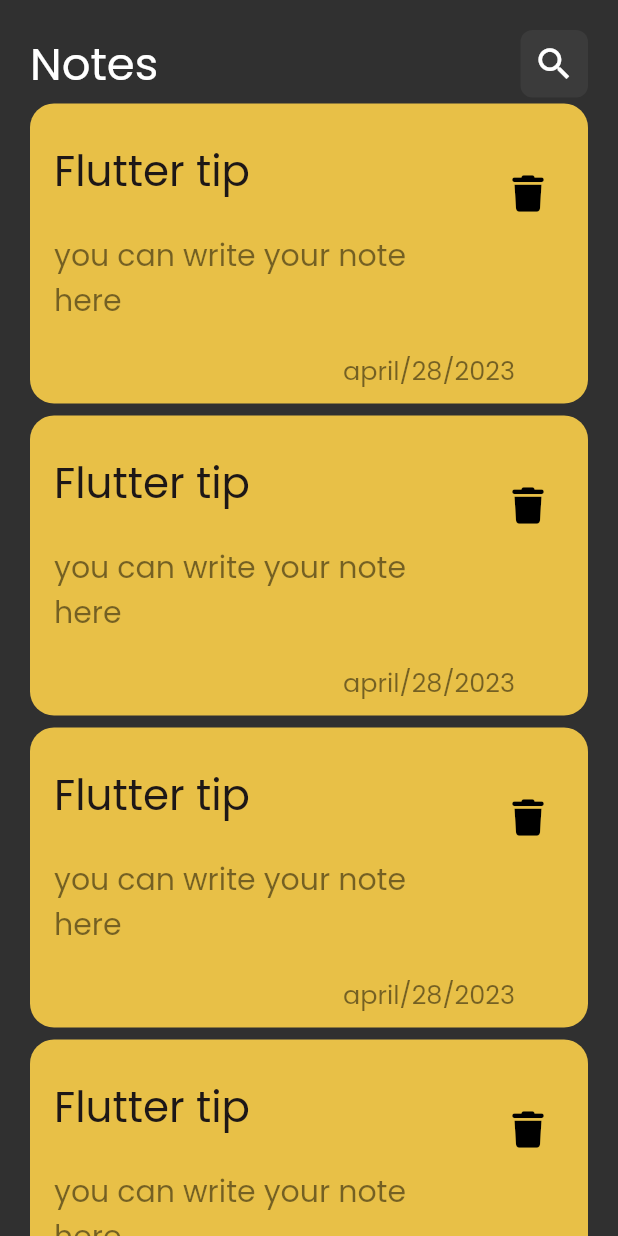
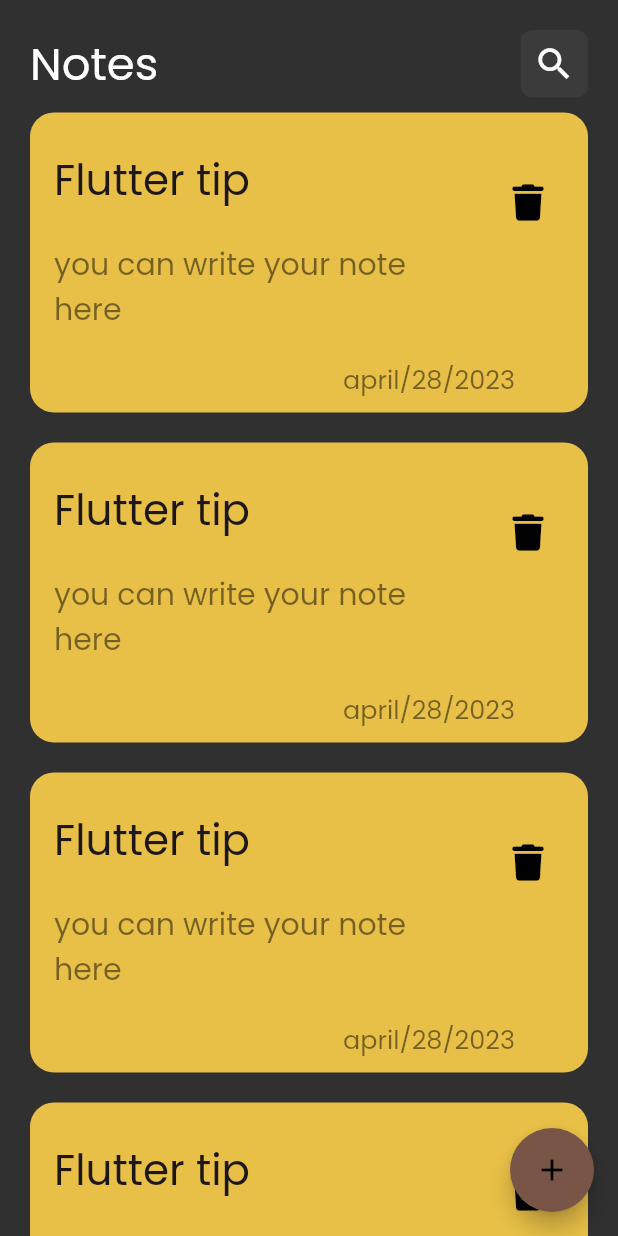
Before and after one commit to haneen1998rafea/note_app, a Flutter app: the screen it shows after launch, on a phone screen of 412 x 824 dp. Run offline on Flutter 3.47's test engine with Material 2 defaults, Android fonts, the phone set to English and light mode, and no system bars; our stand-ins replace font_awesome_flutter.

Commit message:
create floating action button

```diff
--- a/lib/views/note_view.dart
+++ b/lib/views/note_view.dart
@@ -6,8 +6,12 @@ class NoteView extends StatelessWidget {
   const NoteView({Key? key}) : super(key: key);
   @override
   Widget build(BuildContext context) {
-    return const Scaffold(
-      body: NoteViewBody(),
+    return Scaffold(
+      floatingActionButton: FloatingActionButton(
+          backgroundColor: Colors.brown,
+          onPressed: () => null,
+          child: const Icon(Icons.add)),
+      body: const NoteViewBody(),
     );
   }
 }
--- a/lib/widgets/list_view_body_note.dart
+++ b/lib/widgets/list_view_body_note.dart
@@ -8,7 +8,7 @@ class ListViewNoteItem extends StatelessWidget {
   Widget build(BuildContext context) {
     return ListView.builder(itemBuilder: (context, index) {
       return const Padding(
-        padding: EdgeInsets.symmetric(vertical: 4),
+        padding: EdgeInsets.only(top: 10, bottom: 10),
         child: TipeFlutterNote(),
       );
     });
```
